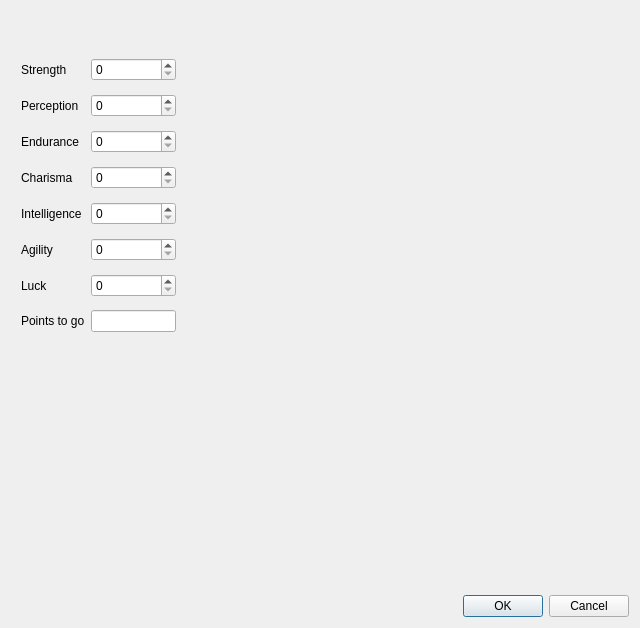
Above: character-creator/ui/new_character_dialogue.ui from DarthBubi/fallout-pnp-character-creator before the change. Below: the same form after it.
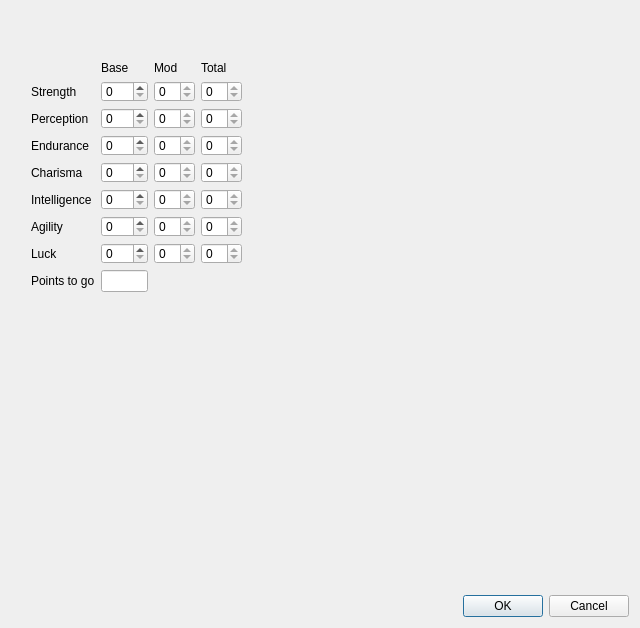
That is the form after the change. The open tabs and pages were chosen to show the change.

Commit message: Update trait handling in character generation

What changed in the file:
```diff
--- a/character-creator/ui/new_character_dialogue.ui
+++ b/character-creator/ui/new_character_dialogue.ui
@@ -173,27 +173,17 @@
       <widget class="QWidget" name="gridLayoutWidget">
        <property name="geometry">
         <rect>
-         <x>10</x>
-         <y>40</y>
-         <width>155</width>
-         <height>294</height>
+         <x>20</x>
+         <y>50</y>
+         <width>211</width>
+         <height>231</height>
         </rect>
        </property>
        <layout class="QGridLayout" name="gridLayout_4">
-        <item row="4" column="1">
-         <widget class="QSpinBox" name="intelligenceBox"/>
+        <item row="7" column="1">
+         <widget class="QSpinBox" name="luckBox"/>
         </item>
-        <item row="0" column="0">
-         <widget class="QLabel" name="strengthLabel">
-          <property name="text">
-           <string>Strength</string>
-          </property>
-          <property name="buddy">
-           <cstring>strengthBox</cstring>
-          </property>
-         </widget>
-        </item>
-        <item row="5" column="0">
+        <item row="6" column="0">
          <widget class="QLabel" name="agilityLabel">
           <property name="text">
            <string>Agility</string>
@@ -203,20 +193,46 @@
           </property>
          </widget>
         </item>
-        <item row="0" column="1">
-         <widget class="QSpinBox" name="strengthBox"/>
-        </item>
         <item row="3" column="0">
-         <widget class="QLabel" name="charismaLabel">
+         <widget class="QLabel" name="enduranceLabel">
           <property name="text">
-           <string>Charisma</string>
+           <string>Endurance</string>
           </property>
           <property name="buddy">
            <cstring>charismaBox</cstring>
           </property>
          </widget>
         </item>
-        <item row="6" column="0">
+        <item row="8" column="1">
+         <widget class="QLineEdit" name="availablePointsBox">
+          <property name="readOnly">
+           <bool>true</bool>
+          </property>
+         </widget>
+        </item>
+        <item row="1" column="0">
+         <widget class="QLabel" name="strengthLabel">
+          <property name="text">
+           <string>Strength</string>
+          </property>
+          <property name="buddy">
+           <cstring>strengthBox</cstring>
+          </property>
+         </widget>
+        </item>
+        <item row="4" column="1">
+         <widget class="QSpinBox" name="charismaBox"/>
+        </item>
+        <item row="1" column="1">
+         <widget class="QSpinBox" name="strengthBox"/>
+        </item>
+        <item row="6" column="1">
+         <widget class="QSpinBox" name="agilityBox"/>
+        </item>
+        <item row="2" column="1">
+         <widget class="QSpinBox" name="perceptionBox"/>
+        </item>
+        <item row="7" column="0">
          <widget class="QLabel" name="luckLabel">
           <property name="text">
            <string>Luck</string>
@@ -226,7 +242,27 @@
           </property>
          </widget>
         </item>
+        <item row="5" column="1">
+         <widget class="QSpinBox" name="intelligenceBox"/>
+        </item>
+        <item row="8" column="0">
+         <widget class="QLabel" name="label_35">
+          <property name="text">
+           <string>Points to go</string>
+          </property>
+         </widget>
+        </item>
         <item row="4" column="0">
+         <widget class="QLabel" name="charismaLabel">
+          <property name="text">
+           <string>Charisma</string>
+          </property>
+          <property name="buddy">
+           <cstring>charismaBox</cstring>
+          </property>
+         </widget>
+        </item>
+        <item row="5" column="0">
          <widget class="QLabel" name="intelligenceLabel">
           <property name="text">
            <string>Intelligence</string>
@@ -236,23 +272,7 @@
           </property>
          </widget>
         </item>
-        <item row="3" column="1">
-         <widget class="QSpinBox" name="charismaBox"/>
-        </item>
-        <item row="6" column="1">
-         <widget class="QSpinBox" name="luckBox"/>
-        </item>
         <item row="2" column="0">
-         <widget class="QLabel" name="enduranceLabel">
-          <property name="text">
-           <string>Endurance</string>
-          </property>
-          <property name="buddy">
-           <cstring>enduranceBox</cstring>
-          </property>
-         </widget>
-        </item>
-        <item row="1" column="0">
          <widget class="QLabel" name="perceptionLabel">
           <property name="text">
            <string>Perception</string>
@@ -262,29 +282,128 @@
           </property>
          </widget>
         </item>
-        <item row="5" column="1">
-         <widget class="QSpinBox" name="agilityBox"/>
-        </item>
-        <item row="1" column="1">
-         <widget class="QSpinBox" name="perceptionBox"/>
-        </item>
-        <item row="2" column="1">
+        <item row="3" column="1">
          <widget class="QSpinBox" name="enduranceBox"/>
         </item>
-        <item row="7" column="0">
-         <widget class="QLabel" name="label_35">
-          <property name="text">
-           <string>Points to go</string>
+        <item row="1" column="2">
+         <widget class="QSpinBox" name="strengthModBox">
+          <property name="readOnly">
+           <bool>true</bool>
           </property>
          </widget>
         </item>
-        <item row="7" column="1">
-         <widget class="QLineEdit" name="availablePointsBox">
+        <item row="1" column="3">
+         <widget class="QSpinBox" name="strengthTotalBox">
           <property name="readOnly">
            <bool>true</bool>
           </property>
          </widget>
         </item>
+        <item row="3" column="3">
+         <widget class="QSpinBox" name="enduranceTotalBox">
+          <property name="readOnly">
+           <bool>true</bool>
+          </property>
+         </widget>
+        </item>
+        <item row="4" column="3">
+         <widget class="QSpinBox" name="charismaTotalBox">
+          <property name="readOnly">
+           <bool>true</bool>
+          </property>
+         </widget>
+        </item>
+        <item row="7" column="3">
+         <widget class="QSpinBox" name="luckTotalBox">
+          <property name="readOnly">
+           <bool>true</bool>
+          </property>
+         </widget>
+        </item>
+        <item row="6" column="3">
+         <widget class="QSpinBox" name="agilityTotalBox">
+          <property name="readOnly">
+           <bool>true</bool>
+          </property>
+         </widget>
+        </item>
+        <item row="5" column="3">
+         <widget class="QSpinBox" name="intelligenceTotalBox">
+          <property name="readOnly">
+           <bool>true</bool>
+          </property>
+         </widget>
+        </item>
+        <item row="2" column="3">
+         <widget class="QSpinBox" name="perceptionTotalBox">
+          <property name="readOnly">
+           <bool>true</bool>
+          </property>
+         </widget>
+        </item>
+        <item row="6" column="2">
+         <widget class="QSpinBox" name="agilityModBox">
+          <property name="readOnly">
+           <bool>true</bool>
+          </property>
+         </widget>
+        </item>
+        <item row="3" column="2">
+         <widget class="QSpinBox" name="enduranceModBox">
+          <property name="readOnly">
+           <bool>true</bool>
+          </property>
+         </widget>
+        </item>
+        <item row="2" column="2">
+         <widget class="QSpinBox" name="perceptionModBox">
+          <property name="readOnly">
+           <bool>true</bool>
+          </property>
+         </widget>
+        </item>
+        <item row="7" column="2">
+         <widget class="QSpinBox" name="luckModBox">
+          <property name="readOnly">
+           <bool>true</bool>
+          </property>
+         </widget>
+        </item>
+        <item row="5" column="2">
+         <widget class="QSpinBox" name="intelligenceModBox">
+          <property name="readOnly">
+           <bool>true</bool>
+          </property>
+         </widget>
+        </item>
+        <item row="4" column="2">
+         <widget class="QSpinBox" name="charismaModBox">
+          <property name="readOnly">
+           <bool>true</bool>
+          </property>
+         </widget>
+        </item>
+        <item row="0" column="1">
+         <widget class="QLabel" name="baseValueLabel">
+          <property name="text">
+           <string>Base</string>
+          </property>
+         </widget>
+        </item>
+        <item row="0" column="2">
+         <widget class="QLabel" name="modValueLabel">
+          <property name="text">
+           <string>Mod</string>
+          </property>
+         </widget>
+        </item>
+        <item row="0" column="3">
+         <widget class="QLabel" name="totalValueLabel">
+          <property name="text">
+           <string>Total</string>
+          </property>
+         </widget>
+        </item>
        </layout>
       </widget>
      </widget>
```
Left out of the diff: 4 changed lines with no effect on the pictures. The commit also changes 2 other files.
